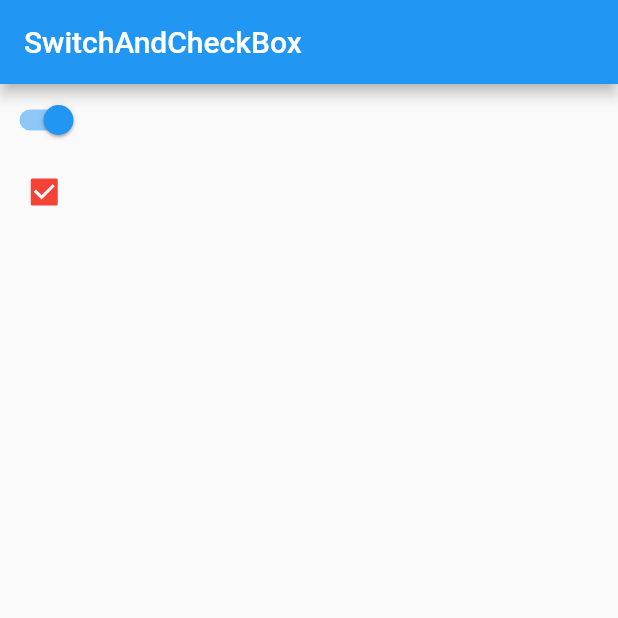
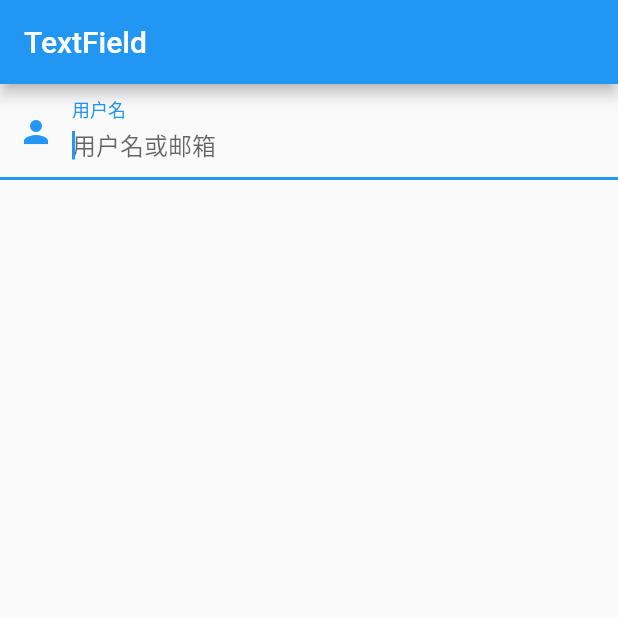
Before and after one commit to WuMeng-1993/Flutter_Learn, a Flutter app: the screen it shows after launch, on a phone screen of 412 x 824 dp, the top half of it. Run offline on Flutter 3.47's test engine with Material 2 defaults, Android fonts, the phone set to English and light mode, and no system bars.

Commit message:
添加TextFieldWidget

```diff
--- /dev/null
+++ b/lib/TextFieldWidget.dart
@@ -0,0 +1,24 @@
+import 'package:flutter/material.dart';
+
+class TextFieldWidget extends StatelessWidget {
+  @override
+  Widget build(BuildContext context) {
+    return new Scaffold(
+      appBar: new AppBar(
+        title: new Text("TextField"),
+      ),
+      body: new Column(
+        children: <Widget>[
+          new TextField(
+            autofocus: true,
+            decoration: new InputDecoration(
+              labelText: "用户名",
+              hintText: "用户名或邮箱",
+              prefixIcon: new Icon(Icons.person)
+            ),
+          )
+        ],
+      ),
+    );
+  }
+}
--- a/lib/main.dart
+++ b/lib/main.dart
@@ -4,6 +4,7 @@ import 'package:flutterapp1/EchoRoute.dart';
 import 'package:flutterapp1/ImageWidget.dart';
 import 'package:flutterapp1/RouterTestRoute.dart';
 import 'package:flutterapp1/SwitchAndCheckBoxTestRoute.dart';
+import 'package:flutterapp1/TextFieldWidget.dart';
 import 'package:flutterapp1/TextWidget.dart';
 import 'package:flutterapp1/TipRoute.dart';
 
@@ -30,7 +31,7 @@ class MyApp extends StatelessWidget {
 //          },
 //        },
         // home: new MyHomePage(title: "Flutter Demo Home Page")
-      home: new SwitchAndCheckBoxTestRoute(),
+      home: new TextFieldWidget(),
     );
   }
 }
```
